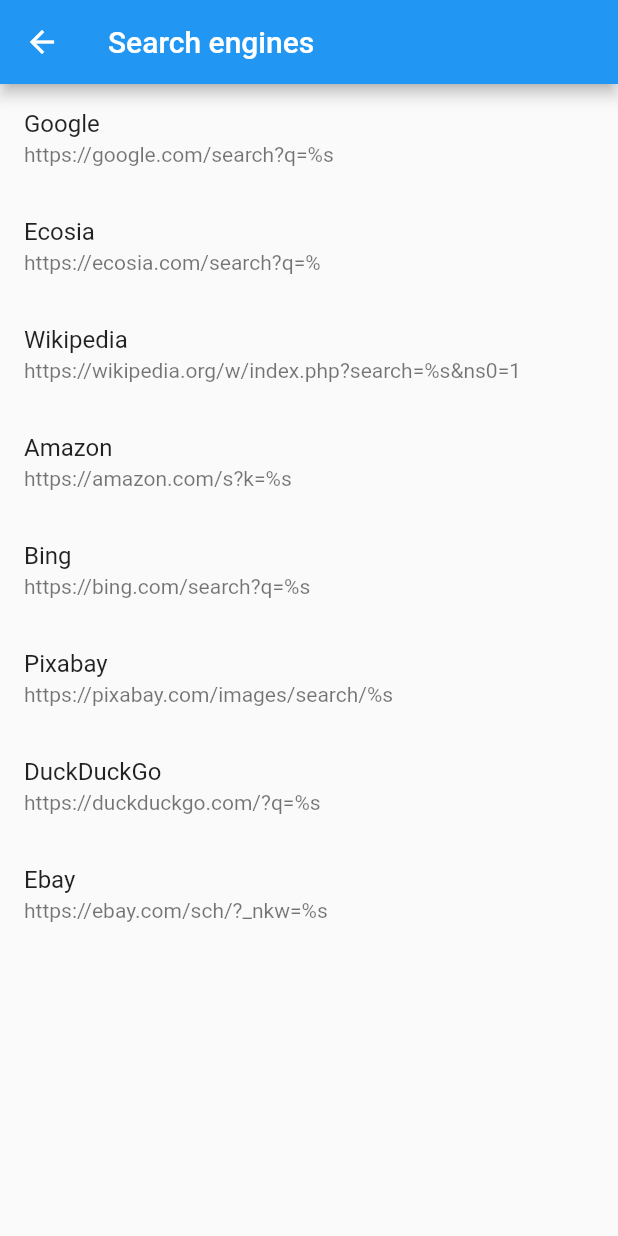
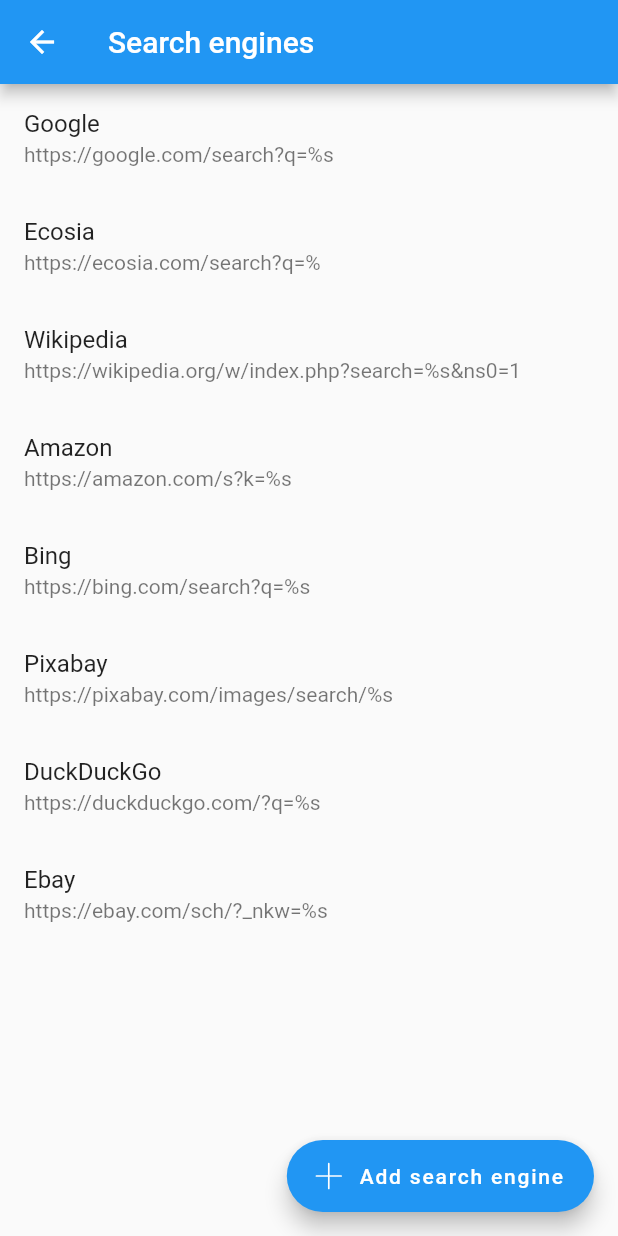
Before and after one commit to LinwoodCloud/Launch, a Flutter app: the screen it shows after launch, after a tap on "Search Engines", on a phone screen of 412 x 824 dp. Run offline on Flutter 3.47's test engine with Material 2 defaults, Android fonts, the phone set to English and light mode, and no system bars; our stand-ins replace get_it, phosphor_flutter, shared_preferences, sprintf.

Commit message:
add panel service

```diff
--- a/app/lib/app/entry.dart
+++ b/app/lib/app/entry.dart
@@ -2,7 +2,7 @@ import 'package:flutter/material.dart';
 import 'package:phosphor_flutter/phosphor_flutter.dart';
 import 'package:url_launcher/url_launcher.dart';
 
-typedef void SystemCallback();
+typedef SystemCallback = void Function();
 
 abstract class AppEntry {
   final String name;
--- a/app/lib/home.dart
+++ b/app/lib/home.dart
@@ -1,6 +1,7 @@
 import 'package:flutter/material.dart';
 import 'package:linwood_launcher_app/app/entry.dart';
 import 'package:linwood_launcher_app/app/list.dart';
+import 'package:linwood_launcher_app/panels/layout.dart';
 import 'package:linwood_launcher_app/panels/search_bar.dart';
 import 'package:linwood_launcher_app/settings/personalization.dart';
 import 'package:linwood_launcher_app/settings/search_engines.dart';
@@ -19,7 +20,8 @@ class _HomePageState extends State<HomePage> {
   Widget build(BuildContext context) {
     return Scaffold(
         body: ListView(children: [
-      SearchBarPanel(SearchEngine.defaultEngines[0]).buildWidget(context),
+      SearchBarPanel(searchEngine: SearchEngine.defaultEngines[0])
+          .buildWidget(PanelLayout(), context),
       AppList(title: "Opened apps"),
       AppList(title: "All apps", apps: [
         WebEntry("Search", url: "https://example.com"),
@@ -82,8 +84,6 @@ class _HomePageState extends State<HomePage> {
             onClick: () => Navigator.of(context)
                 .push(MaterialPageRoute(builder: (context) => SearchEnginesSettingsPage()))),
         SystemEntry("Apps", widget: Icon(PhosphorIcons.appWindowLight, size: 42), onClick: () {}),
-        SystemEntry("Personalization",
-            widget: Icon(PhosphorIcons.fadersLight, size: 42), onClick: () {}),
         SystemEntry("Updates",
             widget: Icon(PhosphorIcons.arrowCounterClockwiseLight, size: 42), onClick: () {}),
         SystemEntry("Wifi", widget: Icon(PhosphorIcons.wifiHighLight, size: 42), onClick: () {}),
--- a/app/lib/main.dart
+++ b/app/lib/main.dart
@@ -1,7 +1,9 @@
 import 'dart:convert';
 
 import 'package:flutter/material.dart';
+import 'package:get_it/get_it.dart';
 import 'package:linwood_launcher_app/panels/search_bar.dart';
+import 'package:linwood_launcher_app/panels/service.dart';
 import 'package:shared_preferences/shared_preferences.dart';
 
 import 'home.dart';
@@ -10,13 +12,12 @@ import 'theme.dart';
 void main() async {
   // load the shared preferences from disk before the app is started
   final prefs = await SharedPreferences.getInstance();
+  GetIt.I.registerSingleton(PanelService(prefs));
 
-  if (!prefs.containsKey("search-engines"))
+  if (!prefs.containsKey("search-engines")) {
     prefs.setStringList(
-        "search-engines",
-        SearchEngine.defaultEngines
-            .map((e) => json.encode(e.toJson()))
-            .toList());
+        "search-engines", SearchEngine.defaultEngines.map((e) => json.encode(e.toJson())).toList());
+  }
 
   // create new theme controller, which will get the currently selected from shared preferences
   final themeController = ThemeController(prefs);
@@ -32,14 +33,14 @@ class MyApp extends StatelessWidget {
   // This widget is the root of your application.
   @override
   Widget build(BuildContext context) {
-    if (themeController != null)
+    if (themeController != null) {
       return AnimatedBuilder(
           animation: themeController!,
           builder: (context, _) {
             // wrap app in inherited widget to provide the ThemeController to all pages
-            return ThemeControllerProvider(
-                controller: themeController!, child: _buildApp());
+            return ThemeControllerProvider(controller: themeController!, child: _buildApp());
           });
+    }
     return _buildApp();
   }
 
@@ -48,9 +49,7 @@ class MyApp extends StatelessWidget {
         themeMode: themeController?.currentTheme,
         theme: ThemeData(primarySwatch: Colors.blue),
         darkTheme: ThemeData(
-            brightness: Brightness.dark,
-            primarySwatch: Colors.blue,
-            primaryColor: Colors.blue),
+            brightness: Brightness.dark, primarySwatch: Colors.blue, primaryColor: Colors.blue),
         home: HomePage(),
       );
 }
--- /dev/null
+++ b/app/lib/panels/layout.dart
@@ -0,0 +1,24 @@
+import 'package:flutter/cupertino.dart';
+import 'package:linwood_launcher_app/panels/empty.dart';
+import 'package:linwood_launcher_app/panels/panel.dart';
+import 'package:linwood_launcher_app/panels/search_bar.dart';
+
+@immutable
+class PanelLayout {
+  final List<Panel> panels;
+  PanelLayout({List<Panel> panels = const []}) : panels = List<Panel>.unmodifiable(panels);
+  PanelLayout.fromJson(Map<String, dynamic> json)
+      : panels = List<Map<String, dynamic>>.from((json['panels'] as List<dynamic>?) ?? []).map((e) {
+          switch (e['type']) {
+            case "search-bar":
+              return SearchBarPanel.fromJson(e);
+            case "empty":
+            default:
+              return EmptyPanel.fromJson(e);
+          }
+        }).toList();
+
+  Map<String, dynamic> toJson() => {"panels": panels};
+
+  PanelLayout copyWith({List<Panel>? panels}) => PanelLayout(panels: panels ?? this.panels);
+}
--- a/app/lib/panels/panel.dart
+++ b/app/lib/panels/panel.dart
@@ -1,9 +1,12 @@
 import 'package:flutter/material.dart';
 
+import 'layout.dart';
+
+@immutable
 abstract class Panel {
   Panel();
   Panel.fromJson(Map<String, dynamic> json);
   Map<String, dynamic> toJson();
 
-  Widget buildWidget(BuildContext context);
+  Widget buildWidget(PanelLayout panelLayout, BuildContext context);
 }
--- a/app/lib/panels/search_bar.dart
+++ b/app/lib/panels/search_bar.dart
@@ -1,58 +1,61 @@
-import 'dart:convert';
-
 import 'package:flutter/material.dart';
-import 'package:flutter/src/widgets/framework.dart';
+import 'package:get_it/get_it.dart';
 import 'package:linwood_launcher_app/panels/panel.dart';
 import 'package:phosphor_flutter/phosphor_flutter.dart';
-import 'package:shared_preferences/shared_preferences.dart';
 import 'package:sprintf/sprintf.dart';
 import 'package:url_launcher/url_launcher.dart';
+
+import 'layout.dart';
+import 'service.dart';
 
 class SearchEngine {
   final String name;
   final String queryUrl;
 
-  static const defaultEngines = const [
+  static const defaultEngines = [
     SearchEngine(name: "Google", queryUrl: "https://google.com/search?q=%s"),
     SearchEngine(name: "Ecosia", queryUrl: "https://ecosia.com/search?q=%"),
-    SearchEngine(
-        name: "Wikipedia",
-        queryUrl: "https://wikipedia.org/w/index.php?search=%s&ns0=1"),
+    SearchEngine(name: "Wikipedia", queryUrl: "https://wikipedia.org/w/index.php?search=%s&ns0=1"),
     SearchEngine(name: "Amazon", queryUrl: "https://amazon.com/s?k=%s"),
     SearchEngine(name: "Bing", queryUrl: "https://bing.com/search?q=%s"),
-    SearchEngine(
-        name: "Pixabay", queryUrl: "https://pixabay.com/images/search/%s"),
+    SearchEngine(name: "Pixabay", queryUrl: "https://pixabay.com/images/search/%s"),
     SearchEngine(name: "DuckDuckGo", queryUrl: "https://duckduckgo.com/?q=%s"),
     SearchEngine(name: "Ebay", queryUrl: "https://ebay.com/sch/?_nkw=%s"),
   ];
 
   const SearchEngine({required this.name, required this.queryUrl});
   SearchEngine.fromJson(Map<String, dynamic> json)
-      : name = json['name'],
-        queryUrl = json['query-url'];
+      : name = json['name'] as String,
+        queryUrl = json['query-url'] as String;
 
   Map<String, dynamic> toJson() => {"name": name, "query-url": queryUrl};
 }
 
 class SearchBarPanel extends Panel {
-  SearchEngine searchEngine;
+  final SearchEngine searchEngine;
 
-  SearchBarPanel(this.searchEngine);
+  SearchBarPanel({required this.searchEngine});
 
   SearchBarPanel.fromJson(Map<String, dynamic> json)
-      : searchEngine = SearchEngine.fromJson(json['search-engine']),
+      : searchEngine = SearchEngine.fromJson(json['search-engine'] as Map<String, dynamic>),
         super.fromJson(json);
 
   @override
-  Map<String, dynamic> toJson() => {"search-engine": searchEngine.toJson()};
+  Map<String, dynamic> toJson() => {"search-engine": searchEngine.toJson(), "type": "search-bar"};
 
   @override
-  Widget buildWidget(BuildContext context) => SearchBarWidget(panel: this);
+  Widget buildWidget(PanelLayout panelLayout, BuildContext context) =>
+      SearchBarWidget(panelLayout: panelLayout, panel: this);
+
+  SearchBarPanel copyWith({SearchEngine? searchEngine}) =>
+      SearchBarPanel(searchEngine: searchEngine ?? this.searchEngine);
 }
 
 class SearchBarWidget extends StatefulWidget {
   final SearchBarPanel panel;
-  const SearchBarWidget({Key? key, required this.panel}) : super(key: key);
+  final PanelLayout panelLayout;
+  const SearchBarWidget({Key? key, required this.panel, required this.panelLayout})
+      : super(key: key);
 
   @override
   _SearchBarWidgetState createState() => _SearchBarWidgetState();
@@ -60,31 +63,26 @@ class SearchBarWidget extends StatefulWidget {
 
 class _SearchBarWidgetState extends State<SearchBarWidget> {
   List<SearchEngine> searchEngines = [];
-  late SharedPreferences _prefs;
+  late PanelService service;
+  late SearchBarPanel panel;
 
   @override
   void initState() {
     super.initState();
 
-    _initPrefs();
-  }
-
-  Future<void> _initPrefs() async {
-    _prefs = await SharedPreferences.getInstance();
-    setState(() => searchEngines = _prefs
-            .getStringList("search-engines")
-            ?.map((e) => SearchEngine.fromJson(json.decode(e)))
-            .toList() ??
-        []);
+    service = GetIt.I.get<PanelService>();
+    panel = widget.panel;
   }
 
   @override
   Widget build(BuildContext context) {
     var _controller = TextEditingController();
     void submit() {
-      if (_controller.text.isNotEmpty)
-        launch(sprintf(widget.panel.searchEngine.queryUrl,
-            [Uri.encodeQueryComponent(_controller.text)]));
+      if (_controller.text.isNotEmpty) {
+        launch(sprintf(
+            widget.panel.searchEngine.queryUrl, [Uri.encodeQueryComponent(_controller.text)]));
+        _controller.text = "";
+      }
     }
 
     return Align(
@@ -96,20 +94,19 @@ class _SearchBarWidgetState extends State<SearchBarWidget> {
               Expanded(
                   child: TextField(
                       decoration: InputDecoration(
-                          labelText:
-                              "Search with ${widget.panel.searchEngine.name}"),
+                          border: OutlineInputBorder(),
+                          labelText: "Search with ${widget.panel.searchEngine.name}"),
                       controller: _controller,
                       onSubmitted: (value) => submit())),
-              IconButton(
-                  icon: Icon(PhosphorIcons.magnifyingGlassLight),
-                  onPressed: submit),
+              IconButton(icon: Icon(PhosphorIcons.magnifyingGlassLight), onPressed: submit),
               PopupMenuButton<SearchEngine>(
-                  onSelected: (value) =>
-                      setState(() => widget.panel.searchEngine = value),
-                  itemBuilder: (context) => [
-                        ...searchEngines.map(
-                            (e) => PopupMenuItem(child: Text(e.name), value: e))
-                      ])
+                  onSelected: (value) => setState(() {
+                        var oldPanel = panel;
+                        panel = widget.panel.copyWith(searchEngine: value);
+                        service.updatePanel(oldPanel, panel);
+                      }),
+                  itemBuilder: (context) =>
+                      [...searchEngines.map((e) => PopupMenuItem(child: Text(e.name), value: e))])
             ])));
   }
 }
--- /dev/null
+++ b/app/lib/panels/service.dart
@@ -0,0 +1,35 @@
+import 'dart:convert';
+
+import 'package:linwood_launcher_app/panels/layout.dart';
+import 'package:linwood_launcher_app/panels/search_bar.dart';
+import 'package:shared_preferences/shared_preferences.dart';
+
+import 'panel.dart';
+
+class PanelService {
+  SharedPreferences prefs;
+  PanelLayout panelLayout = PanelLayout();
+
+  List<SearchEngine> get searchEngines => (prefs.getStringList("search-engines") ?? [])
+      .map((e) => SearchEngine.fromJson(json.decode(e) as Map<String, dynamic>))
+      .toList();
+  set searchEngines(List<SearchEngine> value) =>
+      prefs.setStringList("search-engines", value.map((e) => json.encode(e.toJson())).toList());
+
+  PanelService(this.prefs) {
+    loadPrefs();
+  }
+  void loadPrefs() {
+    panelLayout = PanelLayout.fromJson(
+        json.decode(prefs.getString("panel-layout") ?? "{}") as Map<String, dynamic>);
+  }
+
+  void updatePanel(Panel oldPanel, Panel newPanel) {
+    int index = panelLayout.panels.indexOf(oldPanel);
+    if (index >= 0) {
+      var panels = List<Panel>.from(panelLayout.panels);
+      panels[index] = newPanel;
+      panelLayout = panelLayout.copyWith(panels: panels);
+    }
+  }
+}
--- a/app/lib/settings/search_engines.dart
+++ b/app/lib/settings/search_engines.dart
@@ -1,42 +1,29 @@
-import 'dart:convert';
-
 import 'package:flutter/material.dart';
+import 'package:get_it/get_it.dart';
 import 'package:linwood_launcher_app/panels/search_bar.dart';
-import 'package:shared_preferences/shared_preferences.dart';
+import 'package:linwood_launcher_app/panels/service.dart';
+import 'package:phosphor_flutter/phosphor_flutter.dart';
 
 class SearchEnginesSettingsPage extends StatefulWidget {
   const SearchEnginesSettingsPage({Key? key}) : super(key: key);
 
   @override
-  _SearchEnginesSettingsPageState createState() =>
-      _SearchEnginesSettingsPageState();
+  _SearchEnginesSettingsPageState createState() => _SearchEnginesSettingsPageState();
 }
 
 class _SearchEnginesSettingsPageState extends State<SearchEnginesSettingsPage> {
-  List<SearchEngine> searchEngines = [];
-  late SharedPreferences _prefs;
+  late PanelService service;
 
   @override
   void initState() {
     super.initState();
 
-    _initPrefs();
+    service = GetIt.I.get<PanelService>();
   }
-
-  Future<void> _initPrefs() async {
-    _prefs = await SharedPreferences.getInstance();
-    setState(() => searchEngines = _prefs
-            .getStringList("search-engines")
-            ?.map((e) => SearchEngine.fromJson(json.decode(e)))
-            .toList() ??
-        []);
-  }
-
-  Future<void> saveSearchEngines() => _prefs.setStringList("search-engines",
-      searchEngines.map((e) => json.encode(e.toJson())).toList());
 
   @override
   Widget build(BuildContext context) {
+    var searchEngines = service.searchEngines;
     return Scaffold(
         appBar: AppBar(title: Text("Search engines")),
         body: ListView.builder(
@@ -44,14 +31,51 @@ class _SearchEnginesSettingsPageState extends State<SearchEnginesSettingsPage> {
             itemBuilder: (context, index) => Dismissible(
                   key: Key(searchEngines[index].queryUrl),
                   onDismissed: (direction) {
+                    searchEngines = List<SearchEngine>.from(searchEngines);
                     searchEngines.removeAt(index);
-              saveSearchEngines();
+                    service.searchEngines = searchEngines;
                   },
                   background: Container(color: Colors.red),
                   child: ListTile(
                       title: Text(searchEngines[index].name),
                       subtitle: Text(searchEngines[index].queryUrl)),
-          ),
-        ));
+                )),
+        floatingActionButton: FloatingActionButton.extended(
+            onPressed: () => showDialog(
+                context: context,
+                builder: (context) {
+                  var nameController = TextEditingController();
+                  var queryUrlController = TextEditingController();
+                  return AlertDialog(
+                      title: Text("Add search engine"),
+                      actions: [
+                        TextButton(
+                            child: Text("CANCEL"), onPressed: () => Navigator.of(context).pop()),
+                        TextButton(
+                            child: Text("ADD"),
+                            onPressed: () {
+                              if (nameController.text.isEmpty || queryUrlController.text.isEmpty) {
+                                return;
+                              }
+                              searchEngines = List<SearchEngine>.from(searchEngines);
+                              searchEngines.add(SearchEngine(
+                                  name: nameController.text, queryUrl: queryUrlController.text));
+                              Navigator.of(context).pop();
+                              setState(() => service.searchEngines = searchEngines);
+                            })
+                      ],
+                      content: SingleChildScrollView(
+                          child: Column(children: [
+                        TextField(
+                            controller: nameController,
+                            decoration: InputDecoration(labelText: "Name", hintText: "DuckDuckGo")),
+                        TextField(
+                            controller: queryUrlController,
+                            decoration: InputDecoration(
+                                labelText: "Query-URL", hintText: "https://duckduckgo.com/?q=%s"))
+                      ])));
+                }),
+            label: Text("Add search engine"),
+            icon: Icon(PhosphorIcons.plusLight)));
   }
 }
--- a/app/lib/theme.dart
+++ b/app/lib/theme.dart
@@ -41,5 +41,5 @@ class ThemeControllerProvider extends InheritedWidget {
   final ThemeController controller;
 
   @override
-  bool updateShouldNotify(ThemeControllerProvider old) => controller != old.controller;
+  bool updateShouldNotify(ThemeControllerProvider oldWidget) => controller != oldWidget.controller;
 }
--- a/app/pubspec.yaml
+++ b/app/pubspec.yaml
@@ -27,6 +27,7 @@ dependencies:
   shared_preferences: ^2.0.6
   url_launcher: ^6.0.6
   sprintf: ^6.0.0
+  get_it: ^7.1.3
 
   # The following adds the Cupertino Icons font to your application.
   # Use with the CupertinoIcons class for iOS style icons.
@@ -35,6 +36,7 @@ dependencies:
 dev_dependencies:
   flutter_test:
     sdk: flutter
+  lints: ^1.0.1
 
 # For information on the generic Dart part of this file, see the
 # following page: https://dart.dev/tools/pub/pubspec
```
Also changed, not shown: app/analysis_options.yaml (added, +12 -0 lines), app/lib/panels/app/list.dart (added, +7 -0 lines), app/lib/panels/empty.dart (added, +19 -0 lines), app/pubspec.lock, 2 other files. Lines whose indentation alone changed are shown as unchanged.
